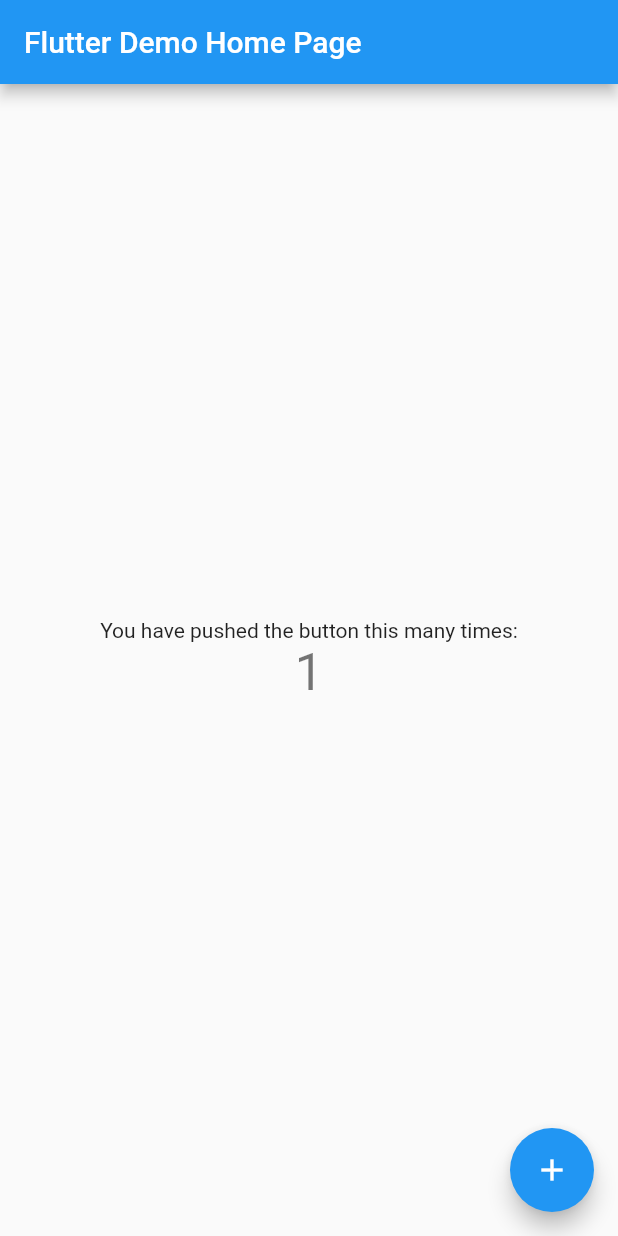
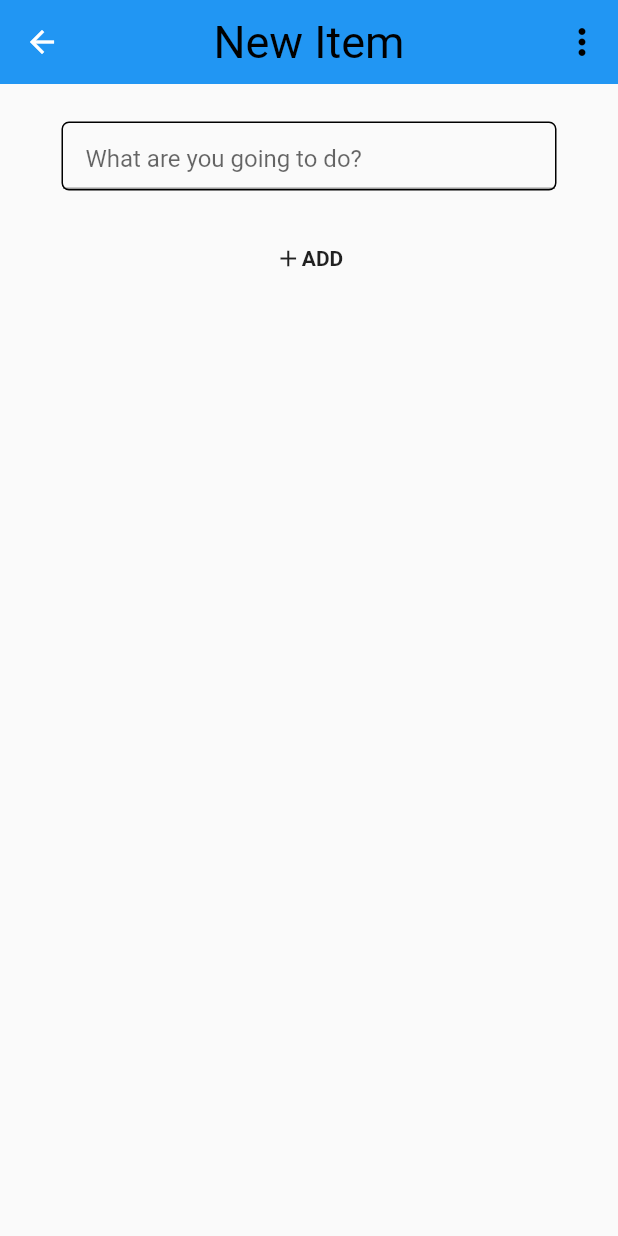
Before and after one commit to gu-tig333-ht22/gusljungol, a Flutter app: the screen it shows after launch, after a tap on the "add" icon, on a phone screen of 412 x 824 dp. Run offline on Flutter 3.47's test engine with Material 2 defaults, Android fonts, the phone set to English and light mode, and no system bars.

Commit message:
Steg 1: Första UI

```diff
--- a/lib/main.dart
+++ b/lib/main.dart
@@ -7,109 +7,149 @@ void main() {
 class MyApp extends StatelessWidget {
   const MyApp({Key? key}) : super(key: key);
 
-  // This widget is the root of your application.
   @override
   Widget build(BuildContext context) {
     return MaterialApp(
-      title: 'Flutter Demo',
+      title: 'TIG169 TODO',
       theme: ThemeData(
-        // This is the theme of your application.
-        //
-        // Try running your application with "flutter run". You'll see the
-        // application has a blue toolbar. Then, without quitting the app, try
-        // changing the primarySwatch below to Colors.green and then invoke
-        // "hot reload" (press "r" in the console where you ran "flutter run",
-        // or simply save your changes to "hot reload" in a Flutter IDE).
-        // Notice that the counter didn't reset back to zero; the application
-        // is not restarted.
         primarySwatch: Colors.blue,
       ),
-      home: const MyHomePage(title: 'Flutter Demo Home Page'),
+      home: const ListPage(title: 'TIG169 TODO'),
     );
   }
 }
 
-class MyHomePage extends StatefulWidget {
-  const MyHomePage({Key? key, required this.title}) : super(key: key);
-
-  // This widget is the home page of your application. It is stateful, meaning
-  // that it has a State object (defined below) that contains fields that affect
-  // how it looks.
-
-  // This class is the configuration for the state. It holds the values (in this
-  // case the title) provided by the parent (in this case the App widget) and
-  // used by the build method of the State. Fields in a Widget subclass are
-  // always marked "final".
+class ListPage extends StatelessWidget {
+  const ListPage({Key? key, required this.title}) : super(key: key);
 
   final String title;
 
   @override
-  State<MyHomePage> createState() => _MyHomePageState();
+  Widget build(BuildContext context) {
+    return Scaffold(
+      appBar: MainAppBar(
+        title: 'TIG169 TODO',
+        backgroundColor: Colors.grey,
+      ),
+      body: _listView(),
+      floatingActionButton: FloatingActionButton(
+          backgroundColor: Colors.grey,
+          onPressed: () {
+            Navigator.push(
+                context, MaterialPageRoute(builder: (context) => addView()));
+          },
+          child: Icon(Icons.add, size: 52)),
+    );
+  }
 }
 
-class _MyHomePageState extends State<MyHomePage> {
-  int _counter = 0;
+Widget _listView() {
+  var listItems = [
+    'Watch TV',
+    'Write a book',
+    'Do homework',
+    'Tidy Room',
+    'Nap',
+    'Shop Groceries',
+    'Have fun',
+    'Meditate'
+  ];
 
-  void _incrementCounter() {
-    setState(() {
-      // This call to setState tells the Flutter framework that something has
-      // changed in this State, which causes it to rerun the build method below
-      // so that the display can reflect the updated values. If we changed
-      // _counter without calling setState(), then the build method would not be
-      // called again, and so nothing would appear to happen.
-      _counter++;
-    });
+  return ListView.builder(
+      itemBuilder: (context, index) => _listItem(listItems[index]),
+      padding: EdgeInsets.only(top: 15),
+      scrollDirection: Axis.vertical,
+      itemCount: listItems.length);
+}
+
+Widget _listItem(taskName) {
+  return (Container(
+      padding: EdgeInsets.all(6.5),
+      decoration: BoxDecoration(
+          border: Border(
+              bottom: BorderSide(color: Color.fromARGB(90, 158, 158, 158)))),
+      child: Row(
+        crossAxisAlignment: CrossAxisAlignment.center,
+        children: [
+          Checkbox(value: false, onChanged: ((value) {})),
+          Text(taskName,
+              style: TextStyle(fontSize: 20, fontWeight: FontWeight.w500)),
+          Spacer(),
+          Container(
+              padding: EdgeInsets.only(right: 7), child: Icon(Icons.close))
+        ],
+      )));
+}
+
+class addView extends StatelessWidget {
+  Widget build(BuildContext context) {
+    return Scaffold(
+        appBar: MainAppBar(
+          title: 'New Item',
+          backgroundColor: Colors.blue,
+        ),
+        body: Column(crossAxisAlignment: CrossAxisAlignment.center, children: [
+          _taskInputField(),
+          Container(height: 36),
+          _addTaskButton()
+        ]));
+  }
+}
+
+class MainAppBar extends StatelessWidget implements PreferredSizeWidget {
+  final String title;
+  final Color backgroundColor;
+  const MainAppBar({
+    Key? key,
+    required this.title,
+    required this.backgroundColor,
+  }) : super(key: key);
+
+  @override
+  Widget build(BuildContext context) {
+    return AppBar(
+      title: Text(title),
+      titleTextStyle: TextStyle(color: Colors.black, fontSize: 30),
+      centerTitle: true,
+      backgroundColor: backgroundColor,
+      elevation: 0,
+      actions: [
+        IconButton(
+          icon: Icon(Icons.more_vert, color: Colors.black, size: 28),
+          onPressed: () {},
+        )
+      ],
+    );
   }
 
   @override
-  Widget build(BuildContext context) {
-    // This method is rerun every time setState is called, for instance as done
-    // by the _incrementCounter method above.
-    //
-    // The Flutter framework has been optimized to make rerunning build methods
-    // fast, so that you can just rebuild anything that needs updating rather
-    // than having to individually change instances of widgets.
-    return Scaffold(
-      appBar: AppBar(
-        // Here we take the value from the MyHomePage object that was created by
-        // the App.build method, and use it to set our appbar title.
-        title: Text(widget.title),
-      ),
-      body: Center(
-        // Center is a layout widget. It takes a single child and positions it
-        // in the middle of the parent.
-        child: Column(
-          // Column is also a layout widget. It takes a list of children and
-          // arranges them vertically. By default, it sizes itself to fit its
-          // children horizontally, and tries to be as tall as its parent.
-          //
-          // Invoke "debug painting" (press "p" in the console, choose the
-          // "Toggle Debug Paint" action from the Flutter Inspector in Android
-          // Studio, or the "Toggle Debug Paint" command in Visual Studio Code)
-          // to see the wireframe for each widget.
-          //
-          // Column has various properties to control how it sizes itself and
-          // how it positions its children. Here we use mainAxisAlignment to
-          // center the children vertically; the main axis here is the vertical
-          // axis because Columns are vertical (the cross axis would be
-          // horizontal).
-          mainAxisAlignment: MainAxisAlignment.center,
-          children: <Widget>[
-            const Text(
-              'You have pushed the button this many times:',
-            ),
-            Text(
-              '$_counter',
-              style: Theme.of(context).textTheme.headline4,
-            ),
-          ],
-        ),
-      ),
-      floatingActionButton: FloatingActionButton(
-        onPressed: _incrementCounter,
-        tooltip: 'Increment',
-        child: const Icon(Icons.add),
-      ), // This trailing comma makes auto-formatting nicer for build methods.
-    );
-  }
+  Size get preferredSize => const Size.fromHeight(kToolbarHeight);
 }
+
+Widget _taskInputField() {
+  return Center(
+      child: Container(
+    margin: EdgeInsets.only(top: 25),
+    width: 330,
+    height: 46,
+    decoration: BoxDecoration(
+        border: Border.all(color: Colors.black),
+        borderRadius: BorderRadius.all(Radius.circular(5))),
+    child: TextField(
+        decoration: InputDecoration(
+            hintText: 'What are you going to do?',
+            contentPadding: EdgeInsets.only(left: 15))),
+  ));
+}
+
+Widget _addTaskButton() {
+  return InkWell(
+      onTap: () {},
+      child: Row(
+        mainAxisAlignment: MainAxisAlignment.center,
+        children: [
+          Icon(Icons.add, size: 18),
+          Text('ADD', style: TextStyle(fontWeight: FontWeight.bold))
+        ],
+      ));
+}
```
